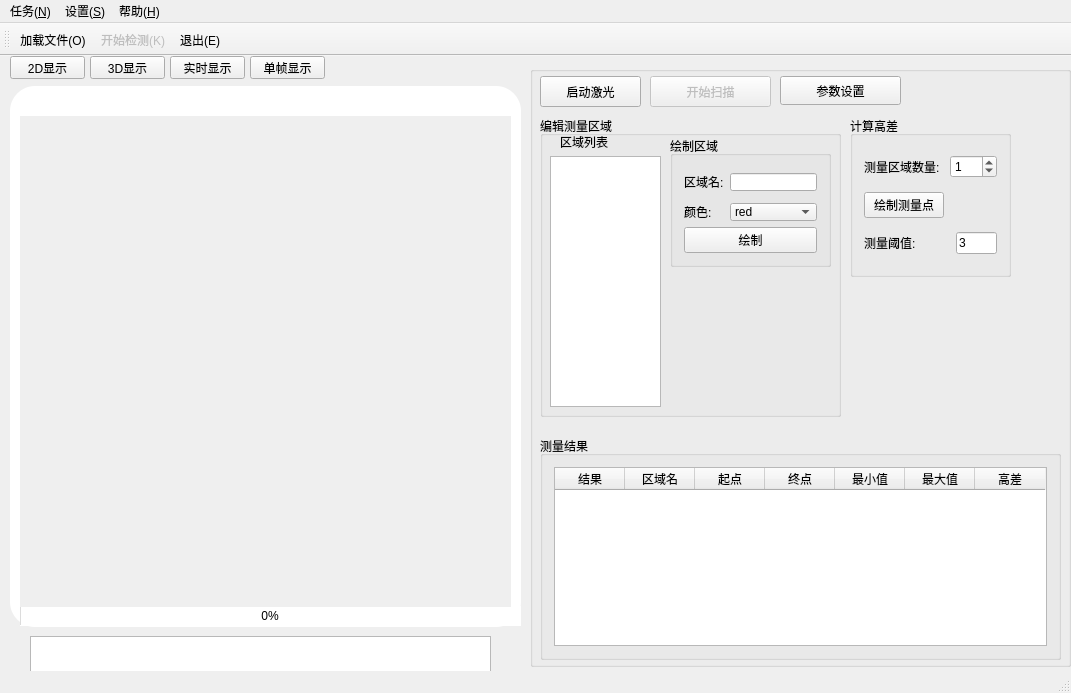
Old version of the form mainwindow.ui in the repository kof98765/scanControl.
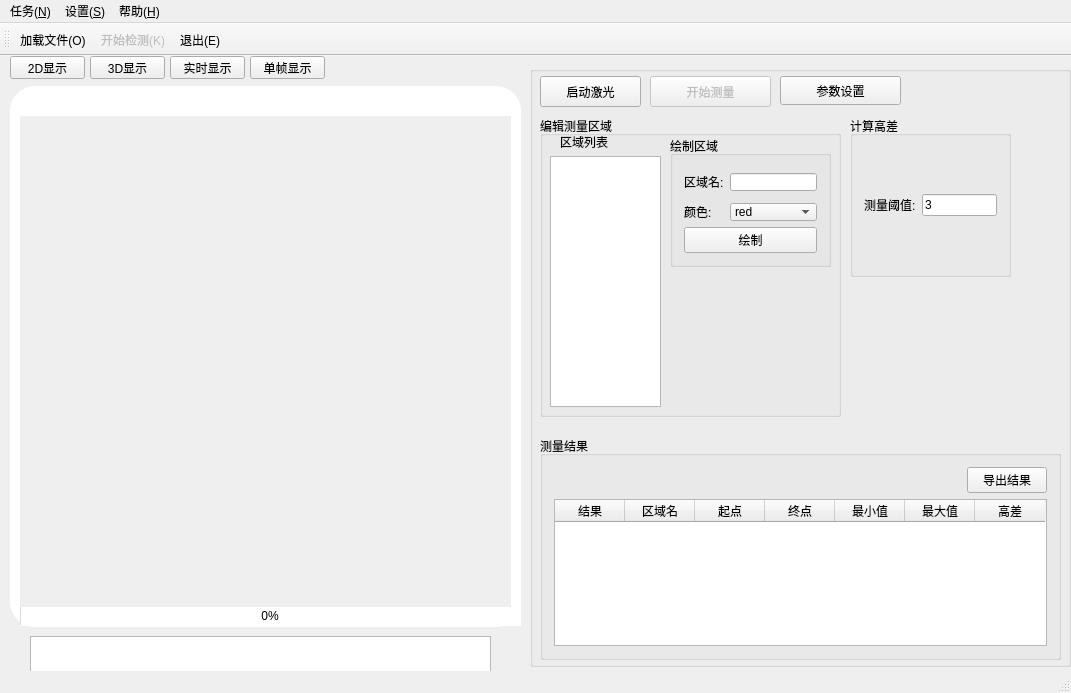
New version of the form. Icons and pictures are not drawn.

```diff
--- a/mainwindow.ui
+++ b/mainwindow.ui
@@ -54,7 +54,7 @@
       <string notr="true">font: 75 12pt &quot;微软雅黑&quot;;</string>
      </property>
      <property name="text">
-      <string>开始扫描</string>
+      <string>开始测量</string>
      </property>
      <property name="icon">
       <iconset resource="ico/ico.qrc">
@@ -115,48 +115,14 @@
       <string>计算高差</string>
      </property>
      <layout class="QGridLayout" name="gridLayout_2">
-      <item row="1" column="2">
-       <spacer name="horizontalSpacer">
-        <property name="orientation">
-         <enum>Qt::Horizontal</enum>
-        </property>
-        <property name="sizeHint" stdset="0">
-         <size>
-          <width>40</width>
-          <height>20</height>
-         </size>
-        </property>
-       </spacer>
-      </item>
-      <item row="0" column="1" colspan="2">
-       <widget class="QSpinBox" name="check_num">
-        <property name="value">
-         <number>1</number>
-        </property>
-       </widget>
-      </item>
-      <item row="0" column="0">
-       <widget class="QLabel" name="label_4">
-        <property name="text">
-         <string>测量区域数量:</string>
-        </property>
-       </widget>
-      </item>
-      <item row="1" column="0">
-       <widget class="QPushButton" name="setPoint">
-        <property name="text">
-         <string>绘制测量点</string>
-        </property>
-       </widget>
-      </item>
-      <item row="2" column="0">
+      <item row="1" column="1">
        <widget class="QLabel" name="label">
         <property name="text">
          <string>测量阈值:</string>
         </property>
        </widget>
       </item>
-      <item row="2" column="2">
+      <item row="1" column="2">
        <widget class="QLineEdit" name="limitValue">
         <property name="text">
          <string>3</string>
@@ -178,7 +144,27 @@
       <string>测量结果</string>
      </property>
      <layout class="QGridLayout" name="gridLayout_3">
+      <item row="0" column="1">
+       <widget class="QPushButton" name="toExcel">
+        <property name="text">
+         <string>导出结果</string>
+        </property>
+       </widget>
+      </item>
       <item row="0" column="0">
+       <spacer name="horizontalSpacer">
+        <property name="orientation">
+         <enum>Qt::Horizontal</enum>
+        </property>
+        <property name="sizeHint" stdset="0">
+         <size>
+          <width>40</width>
+          <height>20</height>
+         </size>
+        </property>
+       </spacer>
+      </item>
+      <item row="1" column="0" colspan="2">
        <widget class="QTableWidget" name="tableWidget">
         <property name="selectionMode">
          <enum>QAbstractItemView::MultiSelection</enum>
```
